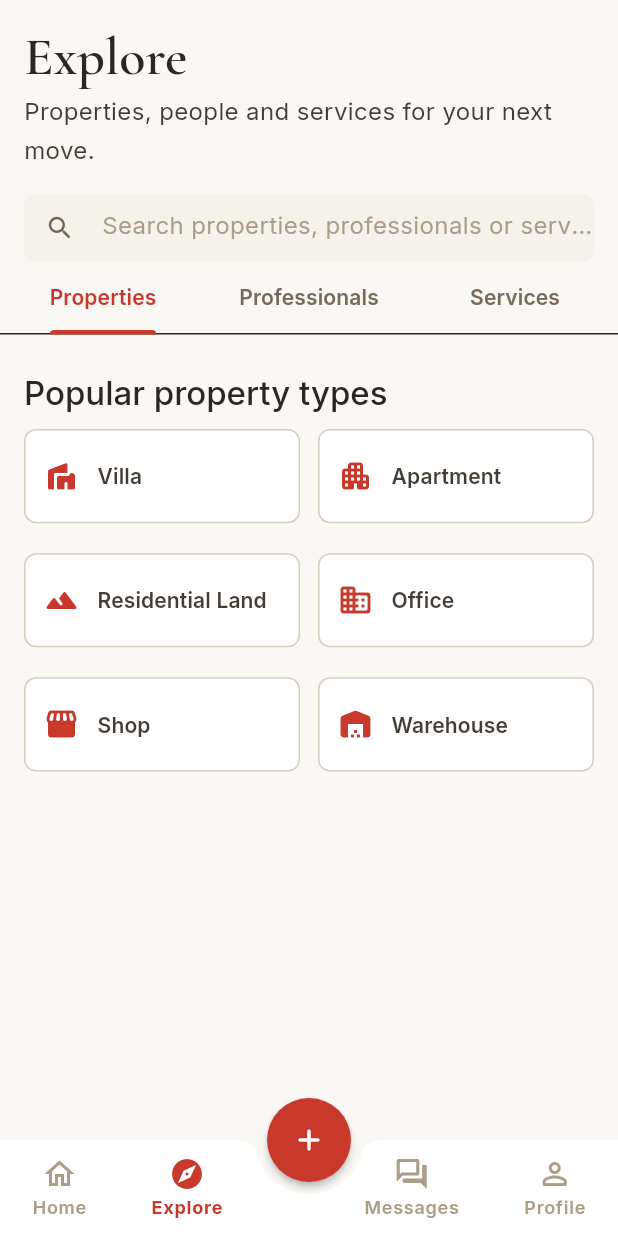
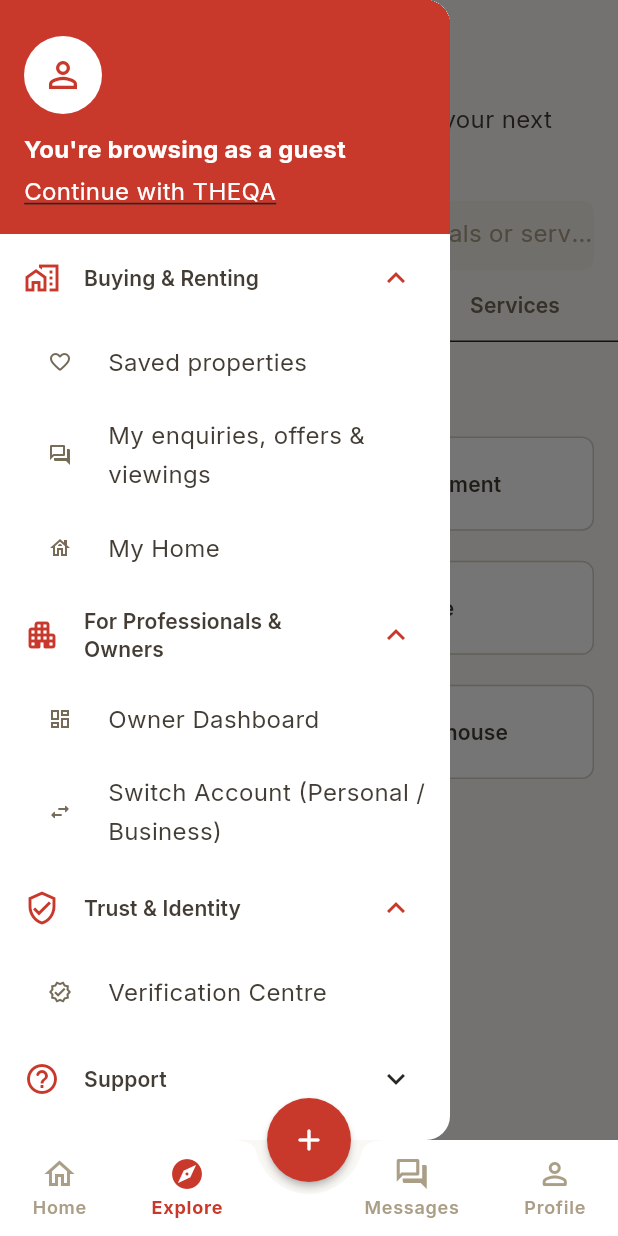
Before and after one commit to SyedAmeenAli/Aqarati-Frontend, a Flutter app: the ExploreScreen screen opened by its route, with the side drawer open (before the commit the screen has no drawer), on a phone screen of 412 x 824 dp. Run offline on Flutter 3.47's test engine with Material 3 defaults, Android fonts, the phone set to English and light mode, and no system bars; our stand-ins replace fl_chart, flutter_riverpod, flutter_svg, go_router, google_fonts, google_maps_flutter and 3 more; missing offline and left inert: dart:ui_web; accounts and stored records are empty.

Commit message:
Add sidebar navigation drawer, fix Explore property-type filtering
Adds a real slide-in navigation drawer (Home + Explore), modeled on
NoBroker's sidebar: colored header with guest/signed-in state and a
THEQA sign-in CTA, then expandable sections grouping the app's
existing screens (Saved, My Enquiries, My Home, Owner Dashboard,
Switch Account, Verification Centre, Settings, Help & Support).

Fixes Explore's property-type taps all landing on the same unfiltered
/search route — wires a `type` query param through the router into
SearchResultsScreen's existing (previously unconnected) property-type
filter, so Villa/Apartment/Warehouse/etc. now show distinct results.

Co-Authored-By: Claude Sonnet 5 <noreply@anthropic.com>

```diff
--- a/lib/core/router/app_router.dart
+++ b/lib/core/router/app_router.dart
@@ -7,6 +7,7 @@ import '../../features/messages/messages_screen.dart';
 import '../../features/onboarding/onboarding_flow.dart';
 import '../../features/profile/profile_screen.dart';
 import '../../features/property/property_detail_screen.dart';
+import '../../data/models/enums.dart';
 import '../../features/saved/saved_screen.dart';
 import '../../features/search/search_results_screen.dart';
 import '../../features/search/search_screen.dart';
@@ -19,7 +20,19 @@ final appRouter = GoRouter(
     GoRoute(path: '/saved', builder: (context, state) => const SavedScreen()),
     GoRoute(
       path: '/search',
-      builder: (context, state) => SearchResultsScreen(initialQuery: state.uri.queryParameters['q']),
+      builder: (context, state) {
+        final typeParam = state.uri.queryParameters['type'];
+        PropertyType? propertyType;
+        if (typeParam != null) {
+          for (final t in PropertyType.values) {
+            if (t.name == typeParam) propertyType = t;
+          }
+        }
+        return SearchResultsScreen(
+          initialQuery: state.uri.queryParameters['q'],
+          initialPropertyType: propertyType,
+        );
+      },
     ),
     GoRoute(path: '/search/start', builder: (context, state) => const SearchScreen()),
     GoRoute(
--- /dev/null
+++ b/lib/core/widgets/app_drawer.dart
@@ -0,0 +1,214 @@
+import 'package:flutter/material.dart';
+import 'package:flutter_riverpod/flutter_riverpod.dart';
+import '../../data/models/enums.dart';
+import '../../data/models/identity_verification.dart';
+import '../../data/repositories/app_state_providers.dart';
+import '../../features/enquiry/my_enquiries_screen.dart';
+import '../../features/myhome/my_home_screen.dart';
+import '../../features/owner/owner_dashboard_screen.dart';
+import '../../features/saved/saved_screen.dart';
+import '../../features/settings/account_switch_screen.dart';
+import '../../features/settings/help_support_screen.dart';
+import '../../features/settings/settings_screen.dart';
+import '../../features/verification/identity_verification_flow.dart';
+import '../../features/verification/verification_center_screen.dart';
+import '../theme/app_colors.dart';
+import '../theme/app_spacing.dart';
+
+/// Left-side navigation drawer — colored header + expandable sections,
+/// modeled on the NoBroker sidebar (header with sign-in/CTA, then grouped
+/// accordion sections) but wired only to AQARATI's own real screens.
+class AppDrawer extends ConsumerWidget {
+  const AppDrawer({super.key});
+
+  @override
+  Widget build(BuildContext context, WidgetRef ref) {
+    final user = ref.watch(currentUserProvider);
+    return Drawer(
+      backgroundColor: AppColors.surface,
+      width: 300,
+      child: SafeArea(
+        child: Column(
+          crossAxisAlignment: CrossAxisAlignment.stretch,
+          children: [
+            _DrawerHeader(user: user),
+            Expanded(
+              child: ListView(
+                padding: EdgeInsets.zero,
+                children: [
+                  _DrawerGroup(
+                    title: 'Buying & Renting',
+                    icon: Icons.home_work_outlined,
+                    children: [
+                      _DrawerTile(
+                        icon: Icons.favorite_border_rounded,
+                        label: 'Saved properties',
+                        onTap: () => _push(context, const SavedScreen()),
+                      ),
+                      _DrawerTile(
+                        icon: Icons.forum_outlined,
+                        label: 'My enquiries, offers & viewings',
+                        onTap: () => _push(context, const MyEnquiriesScreen()),
+                      ),
+                      _DrawerTile(
+                        icon: Icons.house_outlined,
+                        label: 'My Home',
+                        onTap: () => _push(context, const MyHomeScreen()),
+                      ),
+                    ],
+                  ),
+                  _DrawerGroup(
+                    title: 'For Professionals & Owners',
+                    icon: Icons.apartment_rounded,
+                    children: [
+                      _DrawerTile(
+                        icon: Icons.dashboard_outlined,
+                        label: 'Owner Dashboard',
+                        onTap: () => _push(context, const OwnerDashboardScreen()),
+                      ),
+                      _DrawerTile(
+                        icon: Icons.swap_horiz_rounded,
+                        label: 'Switch Account (Personal / Business)',
+                        onTap: () => _push(context, const AccountSwitchScreen()),
+                      ),
+                    ],
+                  ),
+                  _DrawerGroup(
+                    title: 'Trust & Identity',
+                    icon: Icons.verified_user_outlined,
+                    children: [
+                      _DrawerTile(
+                        icon: Icons.verified_outlined,
+                        label: 'Verification Centre',
+                        onTap: () => _push(context, const VerificationCenterScreen()),
+                      ),
+                    ],
+                  ),
+                  _DrawerGroup(
+                    title: 'Support',
+                    icon: Icons.help_outline_rounded,
+                    initiallyExpanded: false,
+                    children: [
+                      _DrawerTile(
+                        icon: Icons.settings_outlined,
+                        label: 'Settings',
+                        onTap: () => _push(context, const SettingsScreen()),
+                      ),
+                      _DrawerTile(
+                        icon: Icons.support_agent_outlined,
+                        label: 'Help & Support Centre',
+                        onTap: () => _push(context, const HelpSupportScreen()),
+                      ),
+                    ],
+                  ),
+                ],
+              ),
+            ),
+          ],
+        ),
+      ),
+    );
+  }
+
+  void _push(BuildContext context, Widget screen) {
+    Navigator.of(context).pop();
+    Navigator.of(context, rootNavigator: true).push(MaterialPageRoute(builder: (context) => screen));
+  }
+}
+
+class _DrawerHeader extends ConsumerWidget {
+  final User user;
+
+  const _DrawerHeader({required this.user});
+
+  @override
+  Widget build(BuildContext context, WidgetRef ref) {
+    return Container(
+      width: double.infinity,
+      padding: const EdgeInsets.fromLTRB(AppSpacing.lg, AppSpacing.xl, AppSpacing.lg, AppSpacing.lg),
+      decoration: const BoxDecoration(color: AppColors.primary),
+      child: Column(
+        crossAxisAlignment: CrossAxisAlignment.start,
+        children: [
+          CircleAvatar(
+            radius: 26,
+            backgroundColor: Colors.white,
+            child: Icon(Icons.person_outline, color: AppColors.primary, size: 28),
+          ),
+          const SizedBox(height: AppSpacing.md),
+          Text(
+            user.isGuest ? "You're browsing as a guest" : user.name,
+            style: Theme.of(context).textTheme.titleMedium?.copyWith(color: Colors.white, fontWeight: FontWeight.w700),
+          ),
+          const SizedBox(height: 4),
+          if (user.isGuest)
+            InkWell(
+              onTap: () async {
+                Navigator.of(context).pop();
+                final verified = await Navigator.of(context, rootNavigator: true).push<bool>(
+                  MaterialPageRoute(builder: (context) => const IdentityVerificationFlow()),
+                );
+                if (verified == true) {
+                  ref.read(currentUserProvider.notifier).state = User(
+                    id: 'u1',
+                    name: 'Faisal Al-Said',
+                    identity: IdentityVerification(status: VerificationStatus.verified, method: 'qr', confirmedAt: DateTime.now()),
+                  );
+                }
+              },
+              child: Text(
+                'Continue with THEQA',
+                style: Theme.of(context).textTheme.bodyMedium?.copyWith(color: Colors.white, decoration: TextDecoration.underline),
+              ),
+            )
+          else
+            Text(
+              'Verified via THEQA',
+              style: Theme.of(context).textTheme.bodySmall?.copyWith(color: Colors.white70),
+            ),
+        ],
+      ),
+    );
+  }
+}
+
+class _DrawerGroup extends StatelessWidget {
+  final String title;
+  final IconData icon;
+  final List<Widget> children;
+  final bool initiallyExpanded;
+
+  const _DrawerGroup({required this.title, required this.icon, required this.children, this.initiallyExpanded = true});
+
+  @override
+  Widget build(BuildContext context) {
+    return Theme(
+      data: Theme.of(context).copyWith(dividerColor: Colors.transparent),
+      child: ExpansionTile(
+        initiallyExpanded: initiallyExpanded,
+        leading: Icon(icon, color: AppColors.primary),
+        title: Text(title, style: Theme.of(context).textTheme.titleSmall),
+        childrenPadding: EdgeInsets.zero,
+        children: children,
+      ),
+    );
+  }
+}
+
+class _DrawerTile extends StatelessWidget {
+  final IconData icon;
+  final String label;
+  final VoidCallback onTap;
+
+  const _DrawerTile({required this.icon, required this.label, required this.onTap});
+
+  @override
+  Widget build(BuildContext context) {
+    return ListTile(
+      contentPadding: const EdgeInsets.only(left: AppSpacing.xxl, right: AppSpacing.lg),
+      leading: Icon(icon, size: AppIconSize.sm, color: AppColors.slate),
+      title: Text(label, style: Theme.of(context).textTheme.bodyMedium),
+      onTap: onTap,
+    );
+  }
+}
--- a/lib/features/explore/explore_screen.dart
+++ b/lib/features/explore/explore_screen.dart
@@ -2,6 +2,7 @@ import 'package:flutter/material.dart';
 import 'package:go_router/go_router.dart';
 import '../../core/theme/app_colors.dart';
 import '../../core/theme/app_spacing.dart';
+import '../../core/widgets/app_drawer.dart';
 import '../../core/widgets/aqarati_search_field.dart';
 import '../../core/widgets/section_header.dart';
 import '../../data/models/enums.dart';
@@ -62,6 +63,7 @@ class _ExploreScreenState extends State<ExploreScreen> with SingleTickerProvider
   Widget build(BuildContext context) {
     final theme = Theme.of(context);
     return Scaffold(
+      drawer: const AppDrawer(),
       body: SafeArea(
         child: Column(
           children: [
@@ -70,7 +72,20 @@ class _ExploreScreenState extends State<ExploreScreen> with SingleTickerProvider
               child: Column(
                 crossAxisAlignment: CrossAxisAlignment.start,
                 children: [
-                  Text('Explore', style: theme.textTheme.headlineLarge),
+                  Row(
+                    children: [
+                      Builder(
+                        builder: (context) => IconButton(
+                          padding: EdgeInsets.zero,
+                          constraints: const BoxConstraints(),
+                          onPressed: () => Scaffold.of(context).openDrawer(),
+                          icon: Icon(Icons.menu_rounded, color: AppColors.charcoal, size: AppIconSize.md),
+                        ),
+                      ),
+                      const SizedBox(width: AppSpacing.sm),
+                      Text('Explore', style: theme.textTheme.headlineLarge),
+                    ],
+                  ),
                   const SizedBox(height: 2),
                   Text(
                     'Properties, people and services for your next move.',
@@ -134,7 +149,7 @@ class _PropertiesTab extends StatelessWidget {
             crossAxisSpacing: AppSpacing.md,
             childAspectRatio: 2.6,
             children: types
-                .map((t) => _ListTile(icon: t.$2, label: t.$1.label, onTap: () => context.push('/search')))
+                .map((t) => _ListTile(icon: t.$2, label: t.$1.label, onTap: () => context.push('/search?type=${t.$1.name}')))
                 .toList(),
           ),
         ),
--- a/lib/features/home/home_screen.dart
+++ b/lib/features/home/home_screen.dart
@@ -6,6 +6,7 @@ import '../../core/theme/app_colors.dart';
 import '../../core/theme/app_icons.dart';
 import '../../core/theme/app_spacing.dart';
 import '../../core/widgets/aqarati_asset_image.dart';
+import '../../core/widgets/app_drawer.dart';
 import '../../core/widgets/aqarati_category_card.dart';
 import '../../core/widgets/aqarati_map_view.dart';
 import '../../core/widgets/aqarati_logo.dart';
@@ -67,6 +68,7 @@ class _HomeScreenState extends ConsumerState<HomeScreen> {
     final featured = ref.watch(featuredPropertiesProvider);
 
     return Scaffold(
+      drawer: const AppDrawer(),
       body: SafeArea(
         child: CustomScrollView(
           slivers: [
@@ -299,6 +301,13 @@ class _HomeTopBar extends StatelessWidget {
   Widget build(BuildContext context) {
     return Row(
       children: [
+        IconButton(
+          padding: EdgeInsets.zero,
+          constraints: const BoxConstraints(),
+          onPressed: () => Scaffold.of(context).openDrawer(),
+          icon: Icon(Icons.menu_rounded, color: AppColors.charcoal, size: AppIconSize.md),
+        ),
+        const SizedBox(width: AppSpacing.sm),
         const AqaratiLogoMark(height: 26),
         const Spacer(),
         IconButton(
--- a/lib/features/search/search_results_screen.dart
+++ b/lib/features/search/search_results_screen.dart
@@ -20,8 +20,9 @@ import 'search_filters.dart';
 /// a "N properties" + Filter/Sort row, then bordered PropertyCard.list.
 class SearchResultsScreen extends ConsumerStatefulWidget {
   final String? initialQuery;
+  final PropertyType? initialPropertyType;
 
-  const SearchResultsScreen({super.key, this.initialQuery});
+  const SearchResultsScreen({super.key, this.initialQuery, this.initialPropertyType});
 
   @override
   ConsumerState<SearchResultsScreen> createState() => _SearchResultsScreenState();
@@ -35,6 +36,7 @@ class _SearchResultsScreenState extends ConsumerState<SearchResultsScreen> {
   void initState() {
     super.initState();
     _query = widget.initialQuery ?? '';
+    if (widget.initialPropertyType != null) _filters.propertyTypes.add(widget.initialPropertyType!);
   }
 
   List<Property> _applyFilters(List<Property> properties) {
```
